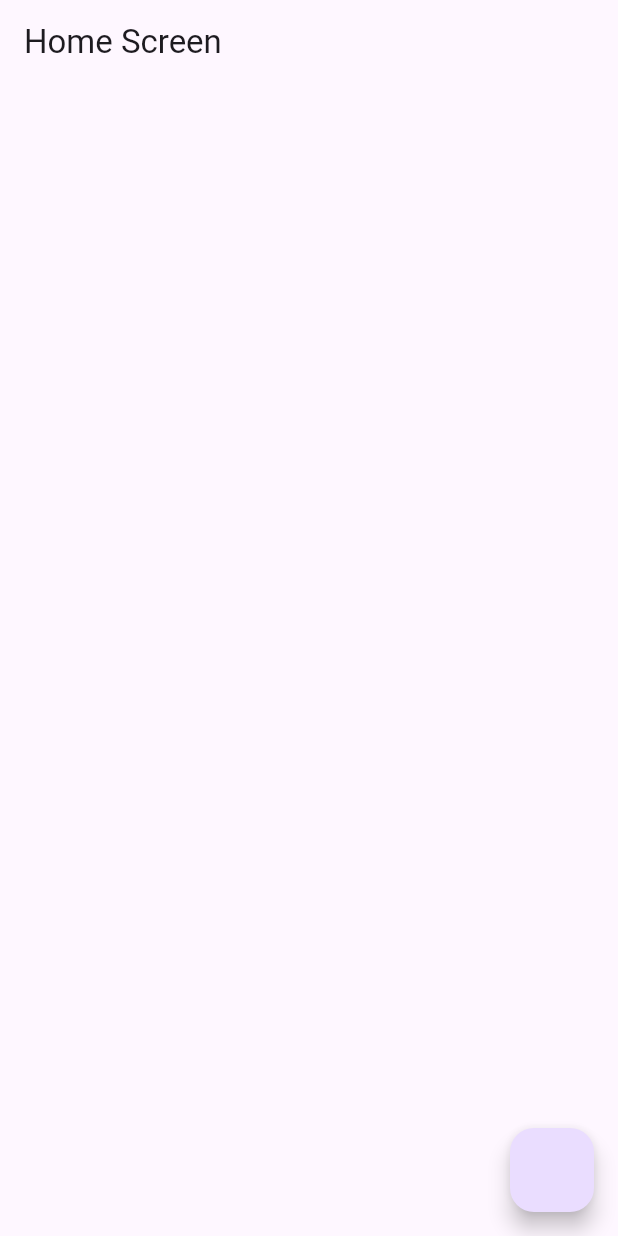
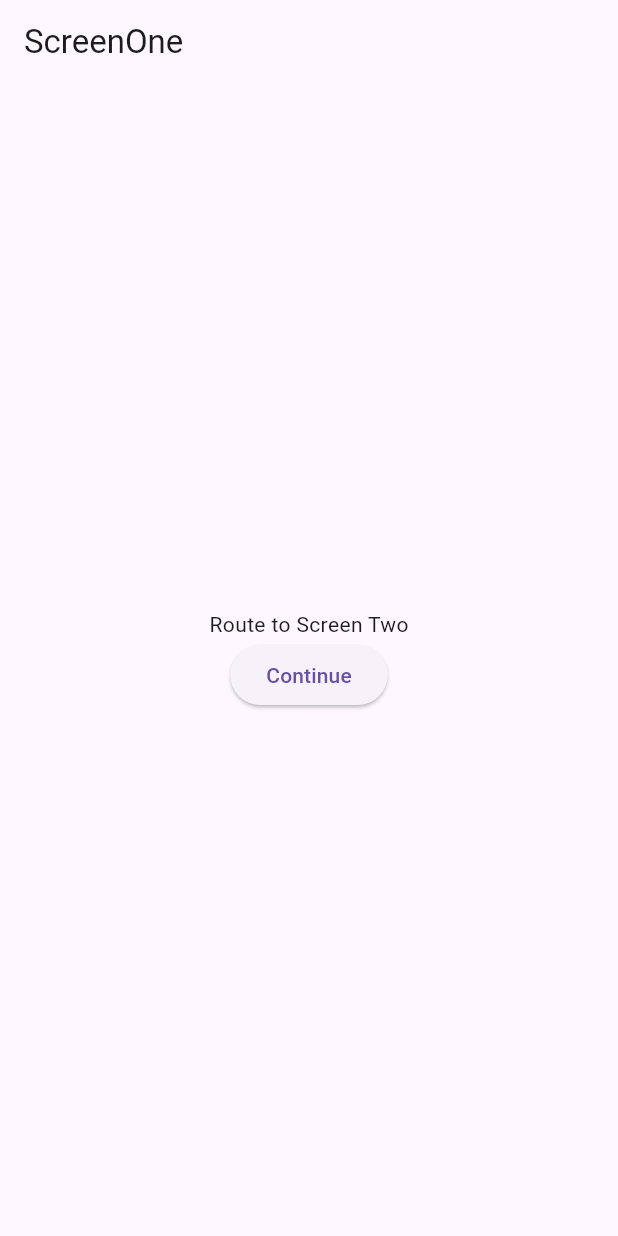
Before and after one commit to Ahmad-Nour-Haidar/shorts-tutorial, a Flutter app: the screen it shows after launch, on a phone screen of 412 x 824 dp. Run offline on Flutter 3.47's test engine with Material 3 defaults, Android fonts, the phone set to English and light mode, and no system bars; our stand-ins replace connectivity_plus, dartz, dio, image_picker.

Commit message:
add navigatorKey

```diff
--- a/lib/core/connectivity_helper.dart
+++ b/lib/core/connectivity_helper.dart
@@ -1,8 +1,6 @@
 import 'dart:async';
 import 'dart:developer';
-
 import 'package:connectivity_plus/connectivity_plus.dart';
-import 'package:shorts_tutorial/core/services/dependency_injection.dart';
 import 'package:shorts_tutorial/print.dart';
 
 class ConnectivityHelper {
--- a/lib/core/crud/crud.dart
+++ b/lib/core/crud/crud.dart
@@ -5,7 +5,7 @@ import 'package:shorts_tutorial/print.dart';
 import 'package:shorts_tutorial/core/connectivity_helper.dart';
 import 'package:shorts_tutorial/core/crud/request_state.dart';
 
-import '../class/exception.dart';
+import '../class/no_content_exception.dart';
 
 enum MethodType { post, get, delete, put, patch }
 
@@ -18,6 +18,7 @@ final class Crud {
   static late Dio _dio;
   static final _connectivityHelper = ConnectivityHelper();
 
+  // constructor
   Crud() {
     _dio = Dio(BaseOptions(headers: _headers));
   }
--- /dev/null
+++ b/lib/core/navigation/route_generator.dart
@@ -0,0 +1,32 @@
+import 'package:flutter/material.dart';
+import '../../view/screens/screen_one.dart';
+import '../../view/screens/screen_two.dart';
+
+abstract class AppRoute {
+  static const initRoute = screenOne;
+  static const screenOne = 'screenOne';
+  static const screenTwo = 'screenTwo';
+
+  static Route<dynamic> routes(RouteSettings settings) {
+    switch (settings.name) {
+      case screenOne:
+        return MaterialPageRoute(builder: (context) => const ScreenOne());
+      case screenTwo:
+        return MaterialPageRoute(builder: (context) => const ScreenTwo());
+
+      default:
+        return _defaultMaterialPageRoute(settings);
+    }
+  }
+
+  static MaterialPageRoute<dynamic> _defaultMaterialPageRoute(
+      RouteSettings settings) {
+    return MaterialPageRoute(
+      builder: (context) => Scaffold(
+        body: Center(
+          child: Text("Not found ${settings.name}"),
+        ),
+      ),
+    );
+  }
+}
--- /dev/null
+++ b/lib/core/services/navigation_service.dart
@@ -0,0 +1,21 @@
+import 'package:flutter/cupertino.dart';
+
+final class NavigationService {
+  NavigationService._();
+
+  static final instance = NavigationService._();
+  final navigatorKey = GlobalKey<NavigatorState>();
+
+  Future<Object?>? pushNamed(String route, {Object? arguments}) {
+    return navigatorKey.currentState?.pushNamed(route, arguments: arguments);
+  }
+
+  Future<Object?>? pushNamedAndRemoveUntil(String route, {Object? arguments}) {
+    return navigatorKey.currentState?.pushNamedAndRemoveUntil(
+      route, (route) => false, // This will remove all screens
+      arguments: arguments,
+    );
+  }
+
+  void pop() => navigatorKey.currentState?.pop();
+}
--- a/lib/main.dart
+++ b/lib/main.dart
@@ -1,5 +1,7 @@
 import 'package:flutter/material.dart';
-import 'package:shorts_tutorial/view/screens/home_screen.dart';
+import 'package:shorts_tutorial/core/services/navigation_service.dart';
+
+import 'core/navigation/route_generator.dart';
 
 void main() {
   runApp(const MyApp());
@@ -11,9 +13,13 @@ class MyApp extends StatelessWidget {
   // This widget is the root of your application.
   @override
   Widget build(BuildContext context) {
-    return const MaterialApp(
+    return MaterialApp(
+      debugShowCheckedModeBanner: false,
+      navigatorKey: NavigationService.instance.navigatorKey,
+      onGenerateRoute: AppRoute.routes,
+      initialRoute: AppRoute.initRoute,
       title: 'Shorts Tutorial',
-      home: HomeScreen(),
+      // home: const HomeScreen(),
     );
   }
 }
--- /dev/null
+++ b/lib/view/screens/screen_one.dart
@@ -0,0 +1,30 @@
+import 'package:flutter/material.dart';
+import 'package:shorts_tutorial/core/navigation/route_generator.dart';
+import 'package:shorts_tutorial/core/services/navigation_service.dart';
+
+class ScreenOne extends StatelessWidget {
+  const ScreenOne({super.key});
+
+  @override
+  Widget build(BuildContext context) {
+    return Scaffold(
+      appBar: AppBar(
+        title: const Text('ScreenOne'),
+      ),
+      body: Center(
+        child: Column(
+          mainAxisAlignment: MainAxisAlignment.center,
+          children: [
+            const Text("Route to Screen Two"),
+            ElevatedButton(
+              onPressed: () {
+                NavigationService.instance.pushNamed(AppRoute.screenTwo);
+              },
+              child: const Text("Continue"),
+            ),
+          ],
+        ),
+      ),
+    );
+  }
+}
```
Also changed, not shown: lib/view/screens/screen_two.dart (added, +30 -0 lines), lib/core/class/no_content_exception.dart (renamed from lib/core/class/exception.dart).
